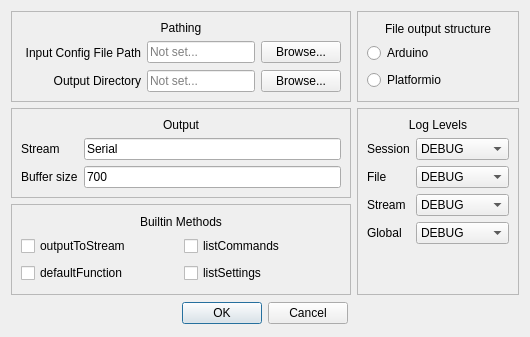
dstroy0/InputHandler, file tools/cli_gen_tool_ui_files/preferencesDialog.ui: the form before one commit.
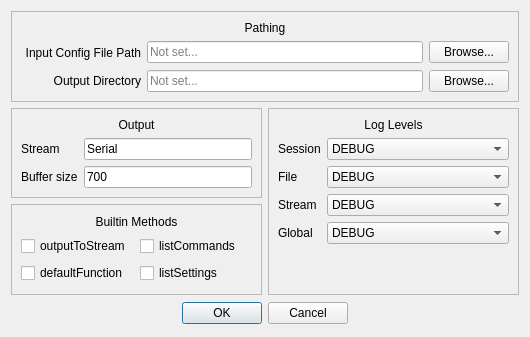
The form after the commit.

Commit message: click on path lineedit opens dialog in preferences

Diff of the .ui file:
```diff
--- a/tools/cli_gen_tool_ui_files/preferencesDialog.ui
+++ b/tools/cli_gen_tool_ui_files/preferencesDialog.ui
@@ -26,184 +26,6 @@
    <string>Preferences</string>
   </property>
   <layout class="QGridLayout" name="gridLayout_3">
-   <item row="0" column="0">
-    <widget class="QFrame" name="frame_4">
-     <property name="frameShape">
-      <enum>QFrame::StyledPanel</enum>
-     </property>
-     <property name="frameShadow">
-      <enum>QFrame::Raised</enum>
-     </property>
-     <layout class="QGridLayout" name="gridLayout">
-      <item row="1" column="0">
-       <widget class="QLabel" name="label">
-        <property name="sizePolicy">
-         <sizepolicy hsizetype="Expanding" vsizetype="Expanding">
-          <horstretch>0</horstretch>
-          <verstretch>0</verstretch>
-         </sizepolicy>
-        </property>
-        <property name="minimumSize">
-         <size>
-          <width>120</width>
-          <height>0</height>
-         </size>
-        </property>
-        <property name="maximumSize">
-         <size>
-          <width>120</width>
-          <height>25</height>
-         </size>
-        </property>
-        <property name="text">
-         <string>Input Config File Path</string>
-        </property>
-        <property name="alignment">
-         <set>Qt::AlignRight|Qt::AlignTrailing|Qt::AlignVCenter</set>
-        </property>
-       </widget>
-      </item>
-      <item row="2" column="1">
-       <widget class="QLineEdit" name="output_path_input">
-        <property name="sizePolicy">
-         <sizepolicy hsizetype="MinimumExpanding" vsizetype="Fixed">
-          <horstretch>0</horstretch>
-          <verstretch>0</verstretch>
-         </sizepolicy>
-        </property>
-        <property name="minimumSize">
-         <size>
-          <width>0</width>
-          <height>0</height>
-         </size>
-        </property>
-        <property name="placeholderText">
-         <string>Not set...</string>
-        </property>
-       </widget>
-      </item>
-      <item row="2" column="0">
-       <widget class="QLabel" name="label_6">
-        <property name="sizePolicy">
-         <sizepolicy hsizetype="Expanding" vsizetype="Expanding">
-          <horstretch>0</horstretch>
-          <verstretch>0</verstretch>
-         </sizepolicy>
-        </property>
-        <property name="minimumSize">
-         <size>
-          <width>120</width>
-          <height>0</height>
-         </size>
-        </property>
-        <property name="maximumSize">
-         <size>
-          <width>120</width>
-          <height>25</height>
-         </size>
-        </property>
-        <property name="text">
-         <string>Output Directory</string>
-        </property>
-        <property name="alignment">
-         <set>Qt::AlignRight|Qt::AlignTrailing|Qt::AlignVCenter</set>
-        </property>
-       </widget>
-      </item>
-      <item row="1" column="1">
-       <widget class="QLineEdit" name="config_path_input">
-        <property name="sizePolicy">
-         <sizepolicy hsizetype="MinimumExpanding" vsizetype="Fixed">
-          <horstretch>0</horstretch>
-          <verstretch>0</verstretch>
-         </sizepolicy>
-        </property>
-        <property name="placeholderText">
-         <string>Not set...</string>
-        </property>
-       </widget>
-      </item>
-      <item row="1" column="2">
-       <widget class="QPushButton" name="browse_for_config">
-        <property name="text">
-         <string>Browse...</string>
-        </property>
-       </widget>
-      </item>
-      <item row="2" column="2">
-       <widget class="QPushButton" name="browse_for_output_dir">
-        <property name="text">
-         <string>Browse...</string>
-        </property>
-       </widget>
-      </item>
-      <item row="0" column="0" colspan="3">
-       <widget class="QLabel" name="label_12">
-        <property name="sizePolicy">
-         <sizepolicy hsizetype="Expanding" vsizetype="Fixed">
-          <horstretch>0</horstretch>
-          <verstretch>0</verstretch>
-         </sizepolicy>
-        </property>
-        <property name="text">
-         <string>Pathing</string>
-        </property>
-        <property name="alignment">
-         <set>Qt::AlignCenter</set>
-        </property>
-       </widget>
-      </item>
-     </layout>
-    </widget>
-   </item>
-   <item row="0" column="1">
-    <widget class="QFrame" name="frame_5">
-     <property name="sizePolicy">
-      <sizepolicy hsizetype="Expanding" vsizetype="Expanding">
-       <horstretch>0</horstretch>
-       <verstretch>0</verstretch>
-      </sizepolicy>
-     </property>
-     <property name="frameShape">
-      <enum>QFrame::StyledPanel</enum>
-     </property>
-     <property name="frameShadow">
-      <enum>QFrame::Raised</enum>
-     </property>
-     <layout class="QVBoxLayout" name="verticalLayout">
-      <item>
-       <widget class="QLabel" name="label_13">
-        <property name="sizePolicy">
-         <sizepolicy hsizetype="Expanding" vsizetype="Fixed">
-          <horstretch>0</horstretch>
-          <verstretch>0</verstretch>
-         </sizepolicy>
-        </property>
-        <property name="text">
-         <string>File output structure</string>
-        </property>
-        <property name="alignment">
-         <set>Qt::AlignCenter</set>
-        </property>
-       </widget>
-      </item>
-      <item>
-       <widget class="QRadioButton" name="arduinoRadioButton">
-        <property name="text">
-         <string>Arduino</string>
-        </property>
-       </widget>
-      </item>
-      <item>
-       <widget class="QRadioButton" name="platformioRadioButton">
-        <property name="text">
-         <string>Platformio</string>
-        </property>
-       </widget>
-      </item>
-     </layout>
-    </widget>
-   </item>
    <item row="1" column="0">
     <widget class="QFrame" name="frame_2">
      <property name="frameShape">
@@ -591,6 +413,148 @@
      </property>
     </widget>
    </item>
+   <item row="0" column="0" colspan="2">
+    <widget class="QFrame" name="frame_4">
+     <property name="sizePolicy">
+      <sizepolicy hsizetype="Expanding" vsizetype="Preferred">
+       <horstretch>0</horstretch>
+       <verstretch>0</verstretch>
+      </sizepolicy>
+     </property>
+     <property name="frameShape">
+      <enum>QFrame::StyledPanel</enum>
+     </property>
+     <property name="frameShadow">
+      <enum>QFrame::Raised</enum>
+     </property>
+     <layout class="QGridLayout" name="gridLayout">
+      <item row="1" column="0">
+       <widget class="QLabel" name="label">
+        <property name="sizePolicy">
+         <sizepolicy hsizetype="Expanding" vsizetype="Expanding">
+          <horstretch>0</horstretch>
+          <verstretch>0</verstretch>
+         </sizepolicy>
+        </property>
+        <property name="minimumSize">
+         <size>
+          <width>120</width>
+          <height>0</height>
+         </size>
+        </property>
+        <property name="maximumSize">
+         <size>
+          <width>120</width>
+          <height>25</height>
+         </size>
+        </property>
+        <property name="text">
+         <string>Input Config File Path</string>
+        </property>
+        <property name="alignment">
+         <set>Qt::AlignRight|Qt::AlignTrailing|Qt::AlignVCenter</set>
+        </property>
+       </widget>
+      </item>
+      <item row="2" column="1">
+       <widget class="QLineEdit" name="output_path_input">
+        <property name="sizePolicy">
+         <sizepolicy hsizetype="MinimumExpanding" vsizetype="Fixed">
+          <horstretch>0</horstretch>
+          <verstretch>0</verstretch>
+         </sizepolicy>
+        </property>
+        <property name="minimumSize">
+         <size>
+          <width>0</width>
+          <height>0</height>
+         </size>
+        </property>
+        <property name="readOnly">
+         <bool>true</bool>
+        </property>
+        <property name="placeholderText">
+         <string>Not set...</string>
+        </property>
+       </widget>
+      </item>
+      <item row="2" column="0">
+       <widget class="QLabel" name="label_6">
+        <property name="sizePolicy">
+         <sizepolicy hsizetype="Expanding" vsizetype="Expanding">
+          <horstretch>0</horstretch>
+          <verstretch>0</verstretch>
+         </sizepolicy>
+        </property>
+        <property name="minimumSize">
+         <size>
+          <width>120</width>
+          <height>0</height>
+         </size>
+        </property>
+        <property name="maximumSize">
+         <size>
+          <width>120</width>
+          <height>25</height>
+         </size>
+        </property>
+        <property name="text">
+         <string>Output Directory</string>
+        </property>
+        <property name="alignment">
+         <set>Qt::AlignRight|Qt::AlignTrailing|Qt::AlignVCenter</set>
+        </property>
+       </widget>
+      </item>
+      <item row="1" column="1">
+       <widget class="QLineEdit" name="config_path_input">
+        <property name="sizePolicy">
+         <sizepolicy hsizetype="MinimumExpanding" vsizetype="Fixed">
+          <horstretch>0</horstretch>
+          <verstretch>0</verstretch>
+         </sizepolicy>
+        </property>
+        <property name="readOnly">
+         <bool>true</bool>
+        </property>
+        <property name="placeholderText">
+         <string>Not set...</string>
+        </property>
+       </widget>
+      </item>
+      <item row="1" column="2">
+       <widget class="QPushButton" name="browse_for_config">
+        <property name="text">
+         <string>Browse...</string>
+        </property>
+       </widget>
+      </item>
+      <item row="2" column="2">
+       <widget class="QPushButton" name="browse_for_output_dir">
+        <property name="text">
+         <string>Browse...</string>
+        </property>
+       </widget>
+      </item>
+      <item row="0" column="0" colspan="3">
+       <widget class="QLabel" name="label_12">
+        <property name="sizePolicy">
+         <sizepolicy hsizetype="Expanding" vsizetype="Fixed">
+          <horstretch>0</horstretch>
+          <verstretch>0</verstretch>
+         </sizepolicy>
+        </property>
+        <property name="text">
+         <string>Pathing</string>
+        </property>
+        <property name="alignment">
+         <set>Qt::AlignCenter</set>
+        </property>
+       </widget>
+      </item>
+     </layout>
+    </widget>
+   </item>
   </layout>
  </widget>
  <resources/>
```
The commit also changes 4 other files.
